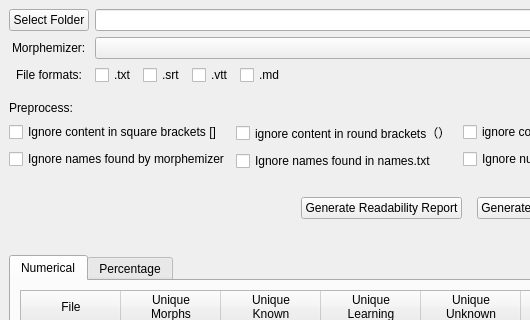
Old version of the form ankimorphs/ui/generators_window.ui in the repository mortii/anki-morphs; both pictures show x 0 to 530 and y 0 to 320 of the 1035 by 600 pixel window.
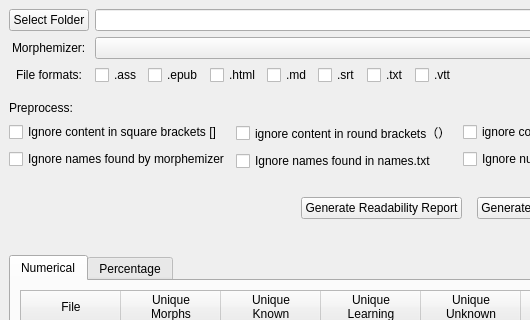
New version of the form.

The edit to the form file:
```diff
--- a/ankimorphs/ui/generators_window.ui
+++ b/ankimorphs/ui/generators_window.ui
@@ -55,9 +55,30 @@
           <item>
            <layout class="QHBoxLayout" name="horizontalLayout">
             <item>
-             <widget class="QCheckBox" name="txtFilesCheckBox">
+             <widget class="QCheckBox" name="assFilesCheckBox">
               <property name="text">
-               <string>.txt</string>
+               <string>.ass</string>
+              </property>
+             </widget>
+            </item>
+            <item>
+             <widget class="QCheckBox" name="epubFilesCheckBox">
+              <property name="text">
+               <string>.epub</string>
+              </property>
+             </widget>
+            </item>
+            <item>
+             <widget class="QCheckBox" name="htmlFilesCheckBox">
+              <property name="text">
+               <string>.html</string>
+              </property>
+             </widget>
+            </item>
+            <item>
+             <widget class="QCheckBox" name="mdFilesCheckBox">
+              <property name="text">
+               <string>.md</string>
               </property>
              </widget>
             </item>
@@ -68,6 +89,13 @@
               </property>
              </widget>
             </item>
+            <item>
+             <widget class="QCheckBox" name="txtFilesCheckBox">
+              <property name="text">
+               <string>.txt</string>
+              </property>
+             </widget>
+            </item>
             <item>
              <widget class="QCheckBox" name="vttFilesCheckBox">
               <property name="text">
@@ -75,13 +103,6 @@
               </property>
              </widget>
             </item>
-            <item>
-             <widget class="QCheckBox" name="mdFilesCheckBox">
-              <property name="text">
-               <string>.md</string>
-              </property>
-             </widget>
-            </item>
             <item>
              <spacer name="horizontalSpacer">
               <property name="orientation">
```
